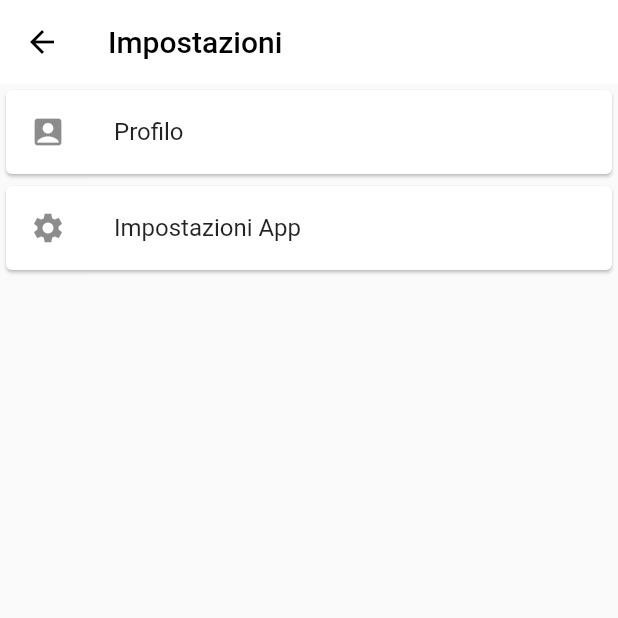
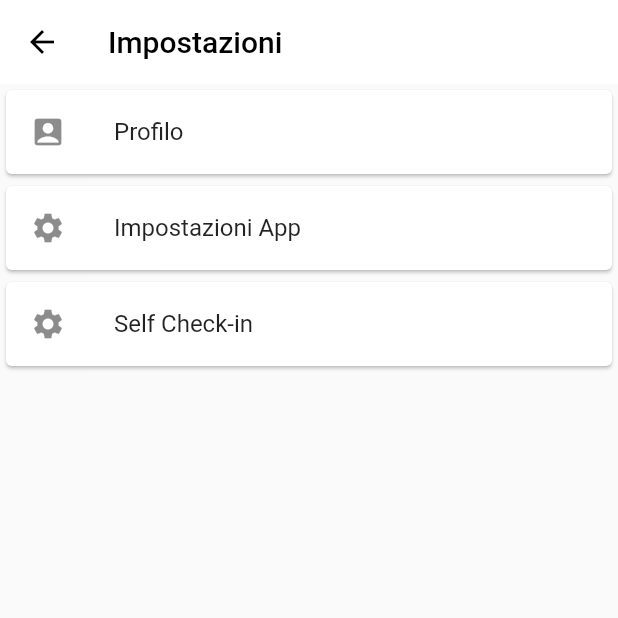
Before and after one commit to mrusso99/My-Holidays, a Flutter app: the ProfileScreen screen opened directly, on a phone screen of 412 x 824 dp, the top half of it. Run offline on Flutter 3.47's test engine with Material 2 defaults, Android fonts, the phone set to English and light mode, and no system bars; our stand-ins replace firebase_auth, firebase_core, google_fonts; accounts and stored records are empty.

Commit message:
Self checkin alpha

```diff
--- a/lib/main.dart
+++ b/lib/main.dart
@@ -1,5 +1,6 @@
 import 'package:flutter/material.dart';
 import 'package:flutter_localizations/flutter_localizations.dart';
+import 'package:my_holidays/ui/self_check_in.dart';
 import 'languages/languageLocalizationsDelegate.dart';
 import 'ui/main_screen.dart';
 import 'ui/login_screen.dart';
@@ -7,7 +8,6 @@ import 'ui/forgot_password_screen.dart';
 import 'ui/registration_screen.dart';
 import 'ui/settings_screen.dart';
 import 'util/const.dart';
-
 
 void main() => runApp(const App());
 
@@ -40,8 +40,9 @@ class App extends StatelessWidget {
         '/': (context) => const MainScreen(),
         'Login': (context) => LoginScreen(),
         'ForgotPassword': (context) => const ForgotPassword(),
-        'NewAccount': (context) =>  RegistrationScreen(),
+        'NewAccount': (context) => RegistrationScreen(),
         'Settings': (context) => const SettingsScreen(),
+        'Checkin': (context) => SelfCheckIn(),
       },
     );
   }
--- a/lib/ui/profile_screen.dart
+++ b/lib/ui/profile_screen.dart
@@ -45,6 +45,15 @@ class _ProfileScreenState extends State<ProfileScreen> {
               },
             ),
           ),
+          Card(
+            child: ListTile(
+              leading: Icon(Icons.settings),
+              title: Text('Self Check-in'),
+              onTap: () {
+                Navigator.pushNamed(context, 'Checkin');
+              },
+            ),
+          ),
         ]),
       ),
     );
```
Also changed, not shown: lib/ui/self_check_in.dart (+36 -1 lines).
